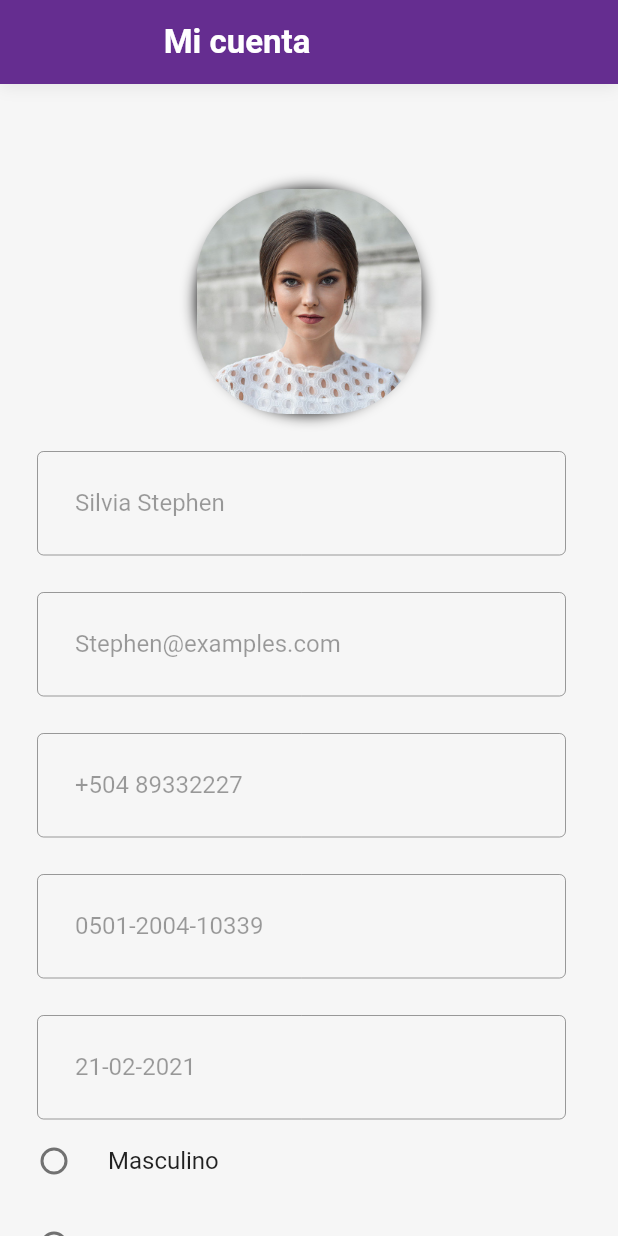
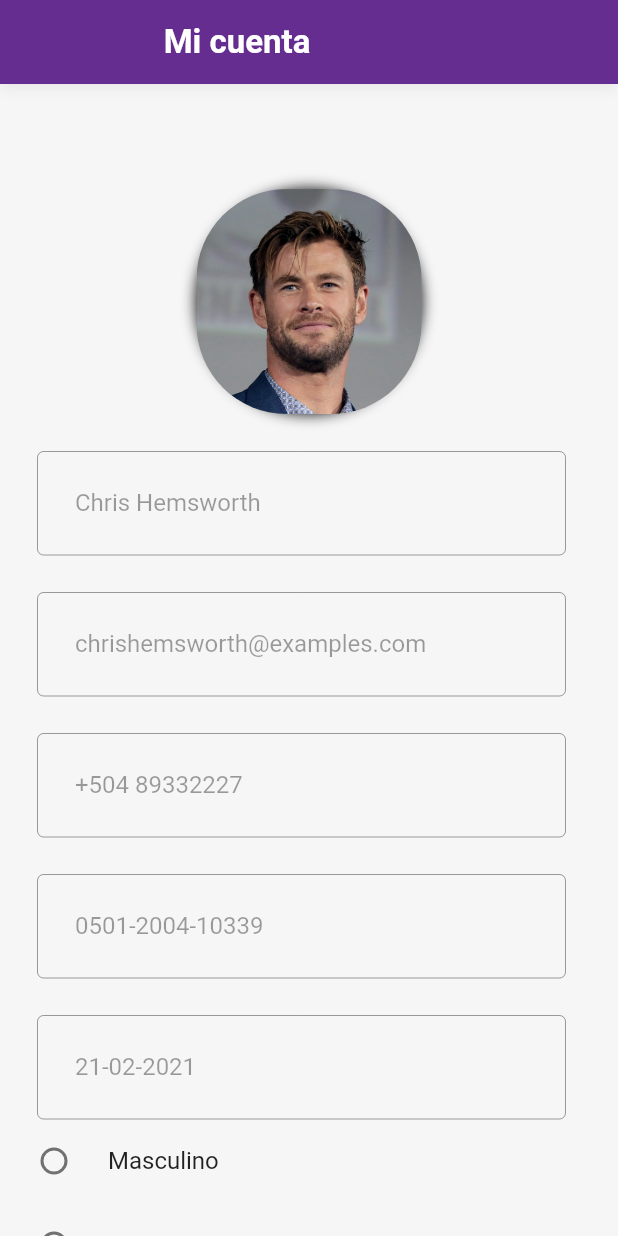
Before and after one commit to AcademiaProgramadoresAHM/TotalTravelAPP, a Flutter app: the AccountInfo screen opened directly, on a phone screen of 412 x 824 dp. Run offline on Flutter 3.47's test engine with Material 2 defaults, Android fonts, the phone set to English and light mode, and no system bars; our stand-ins replace flutter_rating_bar, font_awesome_flutter, get, google_fonts, hexcolor; Roboto replaces fonts that are missing (WorkSans).

Commit message:
opciones de menu 2

```diff
--- a/flutter_application_1/lib/Account_screen.dart
+++ b/flutter_application_1/lib/Account_screen.dart
@@ -82,7 +82,7 @@ class _AccountInfo extends State<AccountInfo> with TickerProviderStateMixin {
                                   EdgeInsets.only(top: 25, left: 25, right: 35),
                               child: TextFormField(
                                 decoration: InputDecoration(
-                                  labelText: 'Silvia Stephen',
+                                  labelText: 'Chris Hemsworth',
                                   enabled: false,
                                   fillColor: Colors.transparent,
                                   filled: true,
@@ -102,7 +102,7 @@ class _AccountInfo extends State<AccountInfo> with TickerProviderStateMixin {
                                   EdgeInsets.only(top: 25, left: 25, right: 35),
                               child: TextFormField(
                                 decoration: InputDecoration(
-                                  labelText: 'Stephen@examples.com',
+                                  labelText: 'chrishemsworth@examples.com',
                                   enabled: false,
                                   fillColor: Colors.transparent,
                                   filled: true,
@@ -596,7 +596,7 @@ class ProfilePic extends StatelessWidget {
       child: ClipRRect(
         borderRadius: const BorderRadius.all(Radius.circular(60.0)),
         child: Image.asset(
-          'assets/images/userImage2.jpg',
+          'assets/images/userImage.png',
         ),
       ),
     );
```
Also changed, not shown: flutter_application_1/lib/custom_drawer/home_drawer.dart (+16 -13 lines).
